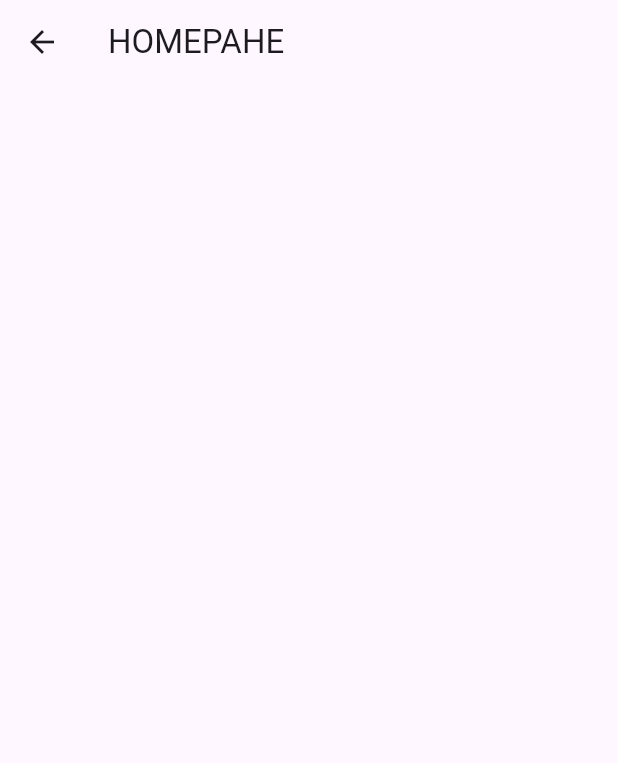
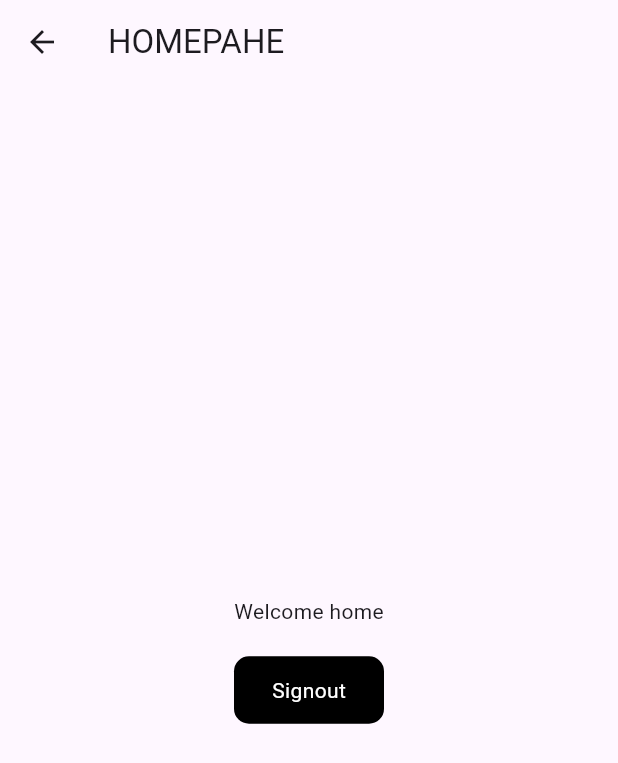
Before and after one commit to named-JM/login-signin-firebase, a Flutter app: the LoginPage screen opened directly, after a tap on "Login", on a phone screen of 412 x 824 dp. Shown: the top 763 px of the screen. Run offline on Flutter 3.47's test engine with Material 3 defaults, Android fonts, the phone set to English and light mode, and no system bars; our stand-ins replace firebase_auth, firebase_core; accounts and stored records are empty; network calls fail.

Commit message:
added firebase & connected to firebase

```diff
--- a/lib/homepage.dart
+++ b/lib/homepage.dart
@@ -1,3 +1,5 @@
+import 'package:firebase/login.dart';
+import 'package:firebase_auth/firebase_auth.dart';
 import 'package:flutter/material.dart';
 
 class HomePage extends StatelessWidget {
@@ -9,6 +11,39 @@ class HomePage extends StatelessWidget {
       appBar: AppBar(
         title: Text("HOMEPAHE"),
       ),
+      body: Column(
+        mainAxisAlignment: MainAxisAlignment.center,
+        children: [
+          Center(
+            child: Text("Welcome home"),
+          ),
+          SizedBox(
+            height: 20,
+          ),
+          GestureDetector(
+            onTap: () {
+              FirebaseAuth.instance.signOut();
+              Navigator.pushAndRemoveUntil(
+                  context,
+                  MaterialPageRoute(builder: (context) => LoginPage()),
+                  (route) => false);
+            },
+            child: Container(
+              height: 45,
+              width: 100,
+              decoration: BoxDecoration(
+                color: Colors.black,
+                borderRadius: BorderRadius.circular(10),
+              ),
+              child: Center(
+                  child: Text(
+                "Signout",
+                style: TextStyle(color: Colors.white),
+              )),
+            ),
+          )
+        ],
+      ),
     );
   }
 }
```
Also changed, not shown: lib/firebase_auth_services.dart (added, +28 -0 lines), lib/main.dart (+6 -1 lines), lib/signup.dart (+50 -2 lines), 2 other files.
